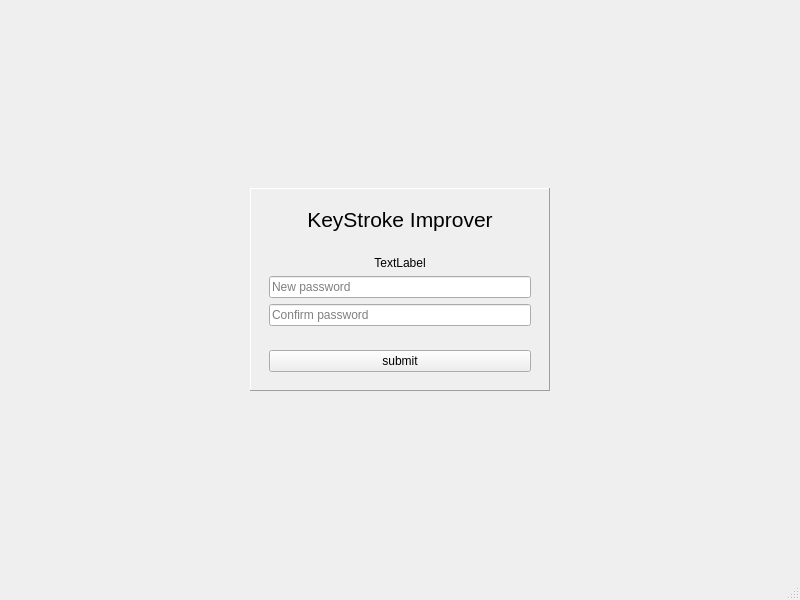
This is password_reset.ui in Prakash5209/typing_tutor as Qt 5 draws it before an edit. The edited form follows.
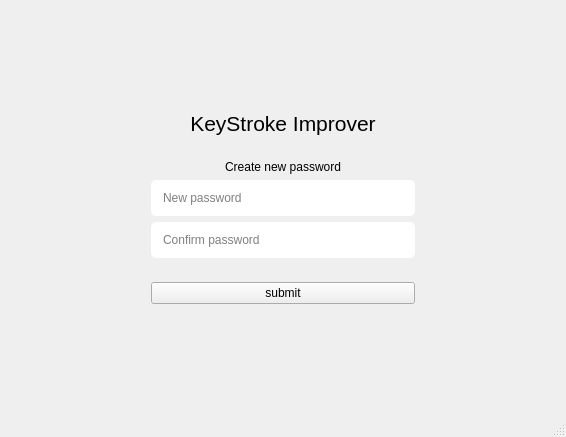
This is the edited form.

```diff
--- a/password_reset.ui
+++ b/password_reset.ui
@@ -6,8 +6,8 @@
    <rect>
     <x>0</x>
     <y>0</y>
-    <width>800</width>
-    <height>600</height>
+    <width>566</width>
+    <height>437</height>
    </rect>
   </property>
   <property name="windowTitle">
@@ -59,7 +59,7 @@
        </size>
       </property>
       <property name="frameShape">
-       <enum>QFrame::Panel</enum>
+       <enum>QFrame::NoFrame</enum>
       </property>
       <property name="frameShadow">
        <enum>QFrame::Raised</enum>
@@ -104,7 +104,7 @@
           <item>
            <widget class="QLabel" name="email_label">
             <property name="text">
-             <string>TextLabel</string>
+             <string>Create new password</string>
             </property>
             <property name="alignment">
              <set>Qt::AlignCenter</set>
@@ -113,6 +113,10 @@
           </item>
           <item>
            <widget class="QLineEdit" name="newpasswordLineEdit">
+            <property name="styleSheet">
+             <string notr="true">padding:10px;
+border-radius:5px;</string>
+            </property>
             <property name="placeholderText">
              <string>New password</string>
             </property>
@@ -120,6 +124,10 @@
           </item>
           <item>
            <widget class="QLineEdit" name="confirmpasswordLineEdit">
+            <property name="styleSheet">
+             <string notr="true">padding:10px;
+border-radius:5px;</string>
+            </property>
             <property name="placeholderText">
              <string>Confirm password</string>
             </property>
```
Left out of the diff: 2 changed lines with no effect on the pictures.
